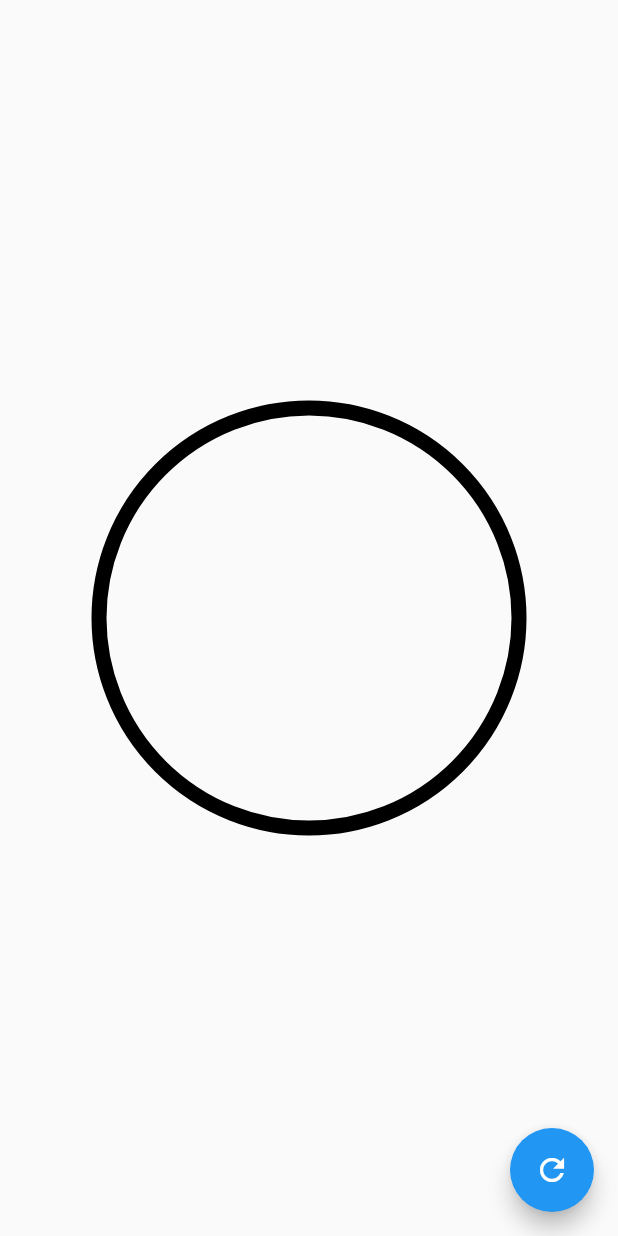
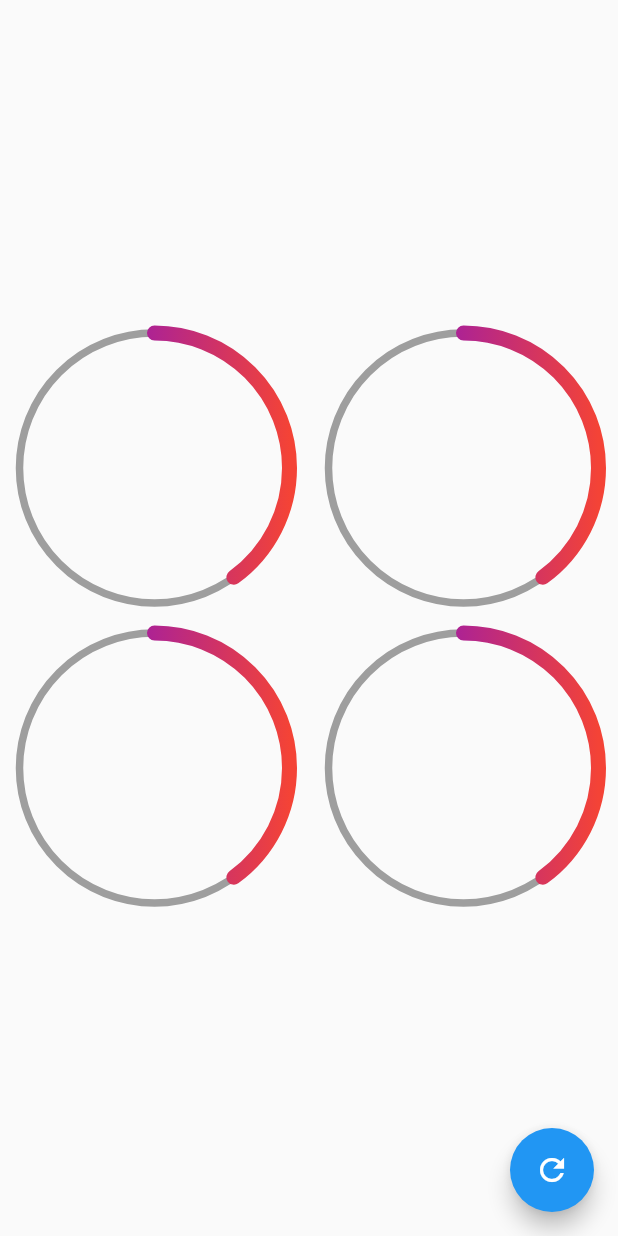
Before and after one commit to JosueHernandezR/disenios_ux_ui_flutter, a Flutter app: the screen it shows after launch, on a phone screen of 412 x 824 dp. Run offline on Flutter 3.47's test engine with Material 2 defaults, Android fonts, the phone set to English and light mode, and no system bars.

Commit message:
Gradiente

```diff
--- a/custom_painter/lib/src/pages/graficas_circulares_page.dart
+++ b/custom_painter/lib/src/pages/graficas_circulares_page.dart
@@ -9,7 +9,7 @@ class GraficasCircularesPage extends StatefulWidget {
 }
 
 class _GraficasCircularesPageState extends State<GraficasCircularesPage> {
-  double porcentaje = 0.0;
+  double porcentaje = 40.0;
 
   @override
   Widget build(BuildContext context) {
@@ -25,19 +25,55 @@ class _GraficasCircularesPageState extends State<GraficasCircularesPage> {
           });
         },
       ),
-      body: Center(
-          child: Container(
-        width: 300,
-        height: 300,
-        child: RadialProgress(
-          porcentaje: porcentaje,
-          colorPrimario: Colors.green,
-          colorSecundario: Colors.black,
-          grosorArco: 15.0,
-          grosorFondo: 10.0,
-          border: StrokeCap.round,
-        ),
-      )),
+      body: Column(
+        mainAxisAlignment: MainAxisAlignment.center,
+        children: <Widget>[
+          Row(
+            mainAxisAlignment: MainAxisAlignment.spaceAround,
+            children: <Widget>[
+              CustomRadialProgress(
+                porcentaje: porcentaje,
+                color: Colors.amber,
+              ),
+              CustomRadialProgress(porcentaje: porcentaje, color: Colors.red),
+            ],
+          ),
+          Row(
+            mainAxisAlignment: MainAxisAlignment.spaceAround,
+            children: <Widget>[
+              CustomRadialProgress(porcentaje: porcentaje, color: Colors.blue),
+              CustomRadialProgress(porcentaje: porcentaje, color: Colors.teal),
+            ],
+          )
+        ],
+      ),
     );
   }
 }
+
+class CustomRadialProgress extends StatelessWidget {
+  final Color color;
+
+  const CustomRadialProgress({
+    @required this.porcentaje,
+    @required this.color,
+  });
+
+  final double porcentaje;
+
+  @override
+  Widget build(BuildContext context) {
+    return Container(
+      width: 200,
+      height: 200,
+      child: RadialProgress(
+        porcentaje: porcentaje,
+        colorPrimario: this.color,
+        colorSecundario: Colors.grey,
+        grosorArco: 10.0,
+        grosorFondo: 5.0,
+        border: StrokeCap.round,
+      ),
+    );
+  }
+}
--- a/custom_painter/lib/src/widgets/radial_progress.dart
+++ b/custom_painter/lib/src/widgets/radial_progress.dart
@@ -89,6 +89,18 @@ class _MiRadialProgress extends CustomPainter {
 
   @override
   void paint(Canvas canvas, Size size) {
+    final rect = new Rect.fromCircle(
+      center: Offset(0, 0),
+      radius: 180,
+    );
+
+    //Agregando gradiente al arco
+    final Gradient gradiente = new LinearGradient(colors: <Color>[
+      Color(0xffC1012FF),
+      Color(0xff6D05E8),
+      Colors.red,
+    ]);
+
     //Circulo completado
     final x = size.width;
     final y = size.height;
@@ -107,6 +119,7 @@ class _MiRadialProgress extends CustomPainter {
     final paintArco = new Paint()
       ..strokeWidth = grosorArco
       ..color = colorPrimario
+      ..shader = gradiente.createShader(rect)
       ..style = PaintingStyle.stroke
       ..strokeCap = border;
     //Parte que se va llenando
```
